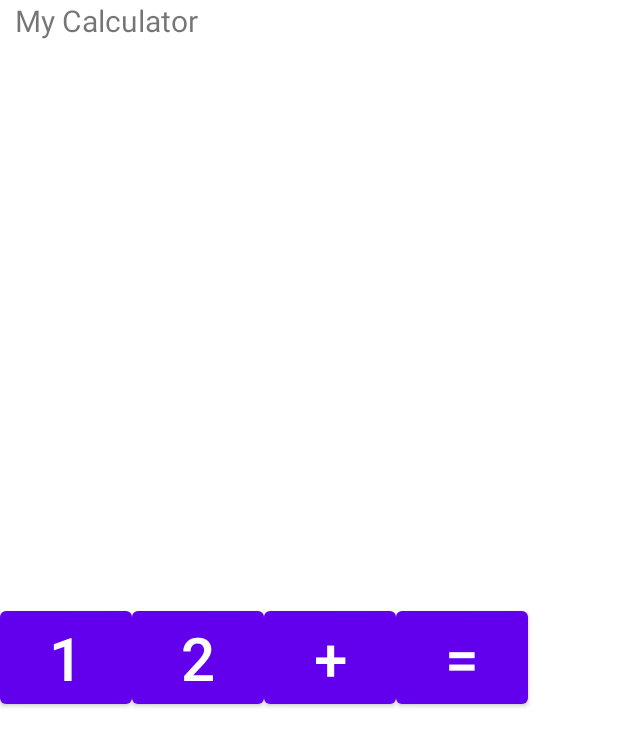
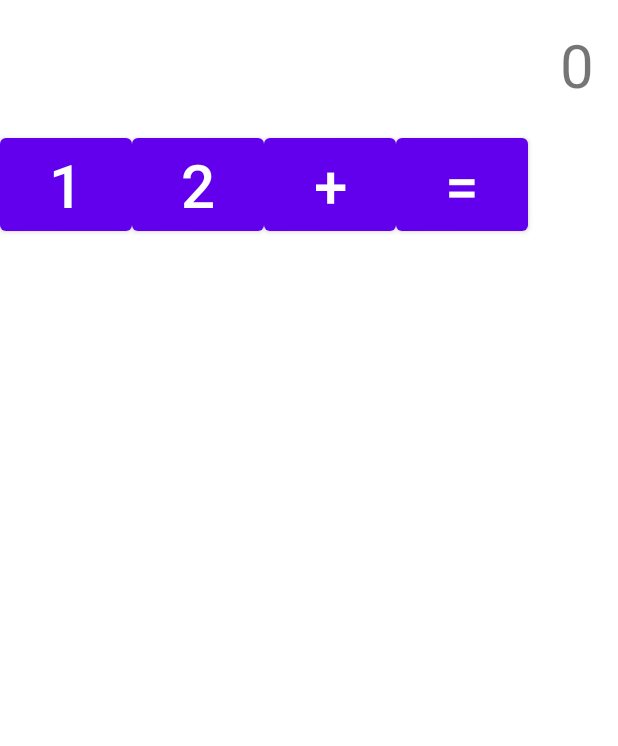
Before and after one commit to a21604343/calculator_android, an Android app: the layout activity_main.xml on its own in the app's theme, with its tools: preview values and no code run, on a phone screen of 412 x 824 dp. Shown: the top 746 px of the screen. Run offline under Robolectric (Android 15) with nearby library versions, the phone set to English and light mode, and no system bars.

```diff
--- a/app/build.gradle
+++ b/app/build.gradle
@@ -4,12 +4,12 @@ plugins {
 }
 
 android {
-    compileSdk 30
+    compileSdk 32
 
     defaultConfig {
         applicationId "com.example.myapplication"
         minSdk 23
-        targetSdk 30
+        targetSdk 32
         versionCode 1
         versionName "1.0"
 
@@ -41,6 +41,7 @@ dependencies {
     implementation 'androidx.appcompat:appcompat:1.4.1'
     implementation 'com.google.android.material:material:1.5.0'
     implementation 'androidx.constraintlayout:constraintlayout:2.1.3'
+    implementation 'net.objecthunter:exp4j:0.4.4'
     testImplementation 'junit:junit:4.13.2'
     androidTestImplementation 'androidx.test.ext:junit:1.1.3'
     androidTestImplementation 'androidx.test.espresso:espresso-core:3.4.0'
--- a/app/src/main/res/layout/activity_main.xml
+++ b/app/src/main/res/layout/activity_main.xml
@@ -1,28 +1,25 @@
 <?xml version="1.0" encoding="utf-8"?>
+
+
+
 <LinearLayout xmlns:android="http://schemas.android.com/apk/res/android"
     xmlns:app="http://schemas.android.com/apk/res-auto"
     xmlns:tools="http://schemas.android.com/tools"
     android:layout_width="match_parent"
-    android:layout_height="match_parent"
+    android:layout_height="wrap_content"
     tools:context=".MainActivity"
     android:orientation="vertical">
 
-    <TextView
-        android:id='@+id/id_titulo'
-        android:text="@string/app_name"
-        android:textSize="20sp"
-        android:layout_width="match_parent"
-        android:layout_height="wrap_content"
-        android:paddingLeft="10dp"
-         />
+
 
     <TextView
         android:id='@+id/text_visor'
         android:textSize="40sp"
+        android:text="0"
         android:layout_width="match_parent"
         android:layout_height="wrap_content"
         android:textAlignment="textEnd"
-        android:padding="160dp"
+        android:padding="16dp"
         />
 
     <LinearLayout
--- a/app/src/main/res/values/strings.xml
+++ b/app/src/main/res/values/strings.xml
@@ -1,3 +1,4 @@
 <resources>
     <string name="app_name">My Calculator</string>
+    <string name="visor">My Calculator</string>
 </resources>
```
Also changed, not shown: app/src/main/AndroidManifest.xml (+6 -1 lines), app/src/main/java/com/example/myapplication/MainActivity.kt (+39 -0 lines).
